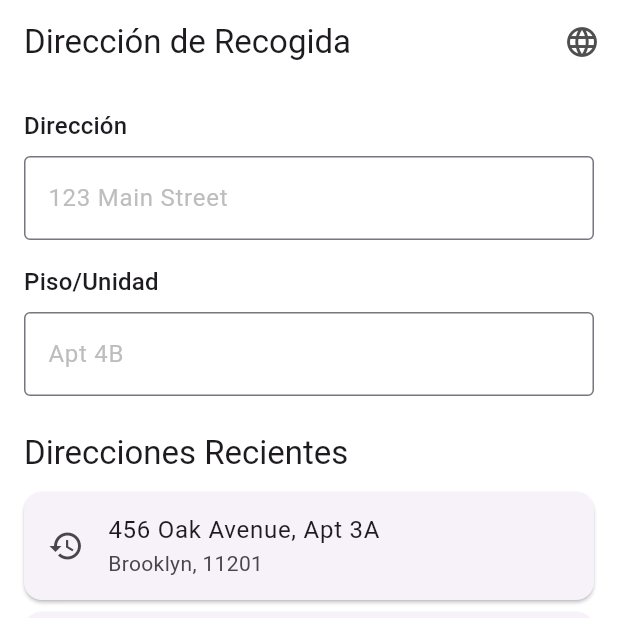
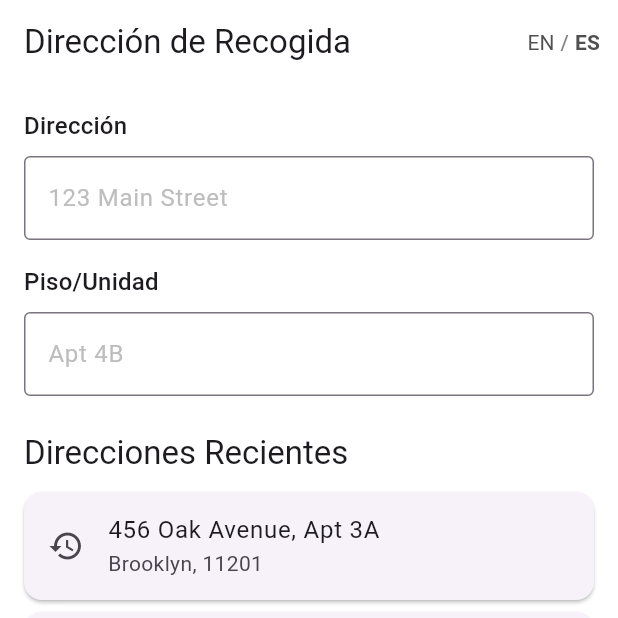
Before and after one commit to Kaib03/dry-cleaning-app, a Flutter app: the screen it shows after launch, on a phone screen of 412 x 824 dp, the top half of it. Run offline on Flutter 3.47's test engine with Material 3 defaults, Android fonts, the phone set to English and light mode, and no system bars; accounts and stored records are empty.

Commit message:
fix(i18n): Improve language switcher UI and visibility

```diff
--- a/lib/screens/01_address_entry/address_entry_screen.dart
+++ b/lib/screens/01_address_entry/address_entry_screen.dart
@@ -58,20 +58,57 @@ class _AddressEntryScreenState extends State<AddressEntryScreen> {
           appBar: AppBar(
             title: Text(localizations.pickup_address_title),
             actions: [
-              IconButton(
-                icon: const Icon(Icons.language),
+              // Replace the old IconButton with this TextButton
+              TextButton(
                 onPressed: () {
                   final provider =
                       Provider.of<LocaleProvider>(context, listen: false);
                   final currentLocale = provider.locale;
 
-                  // Toggle between Spanish and English
                   if (currentLocale.languageCode == 'es') {
                     provider.setLocale(const Locale('en'));
                   } else {
                     provider.setLocale(const Locale('es'));
                   }
                 },
+                child: Consumer<LocaleProvider>(
+                  builder: (context, localeProvider, child) {
+                    final isSpanish =
+                        localeProvider.locale.languageCode == 'es';
+                    // Get the correct color for text/icons on the AppBar from the theme
+                    final Color textColor =
+                        Theme.of(context).appBarTheme.iconTheme?.color ??
+                            Colors.black;
+
+                    return Row(
+                      children: [
+                        Text(
+                          'EN',
+                          style: TextStyle(
+                            color: textColor,
+                            fontWeight:
+                                isSpanish ? FontWeight.normal : FontWeight.bold,
+                          ),
+                        ),
+                        Padding(
+                          padding: const EdgeInsets.symmetric(horizontal: 4.0),
+                          child: Text(
+                            '/',
+                            style: TextStyle(color: textColor.withOpacity(0.7)),
+                          ),
+                        ),
+                        Text(
+                          'ES',
+                          style: TextStyle(
+                            color: textColor,
+                            fontWeight:
+                                isSpanish ? FontWeight.bold : FontWeight.normal,
+                          ),
+                        ),
+                      ],
+                    );
+                  },
+                ),
               ),
             ],
           ),
```
Also changed, not shown: 4 other files.
